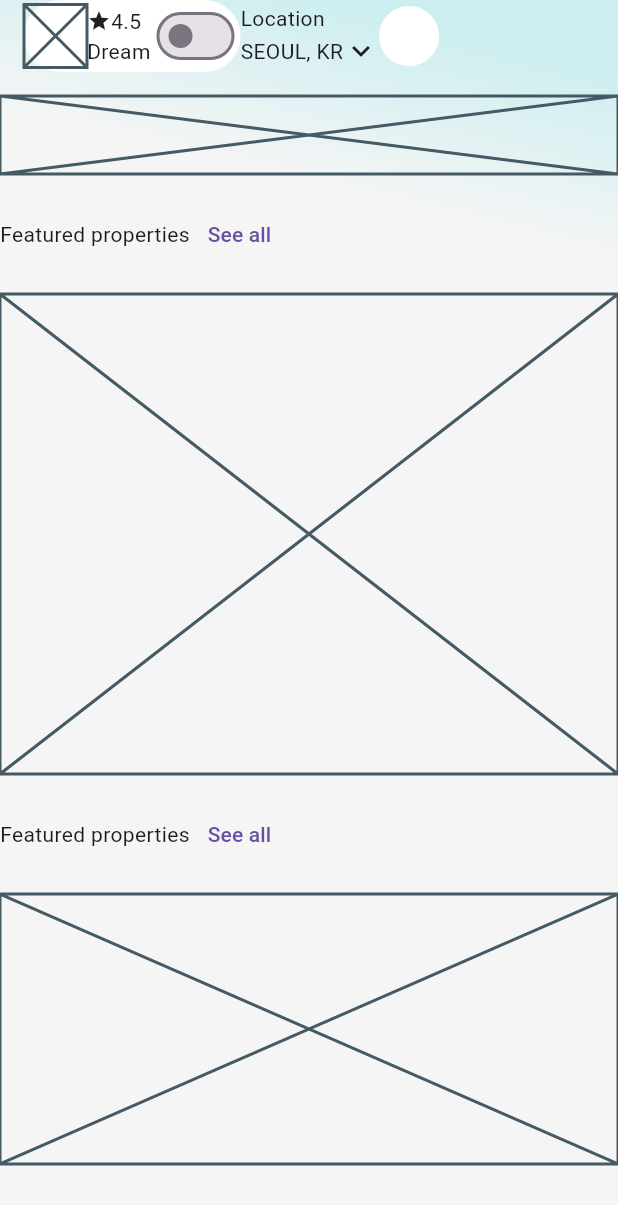
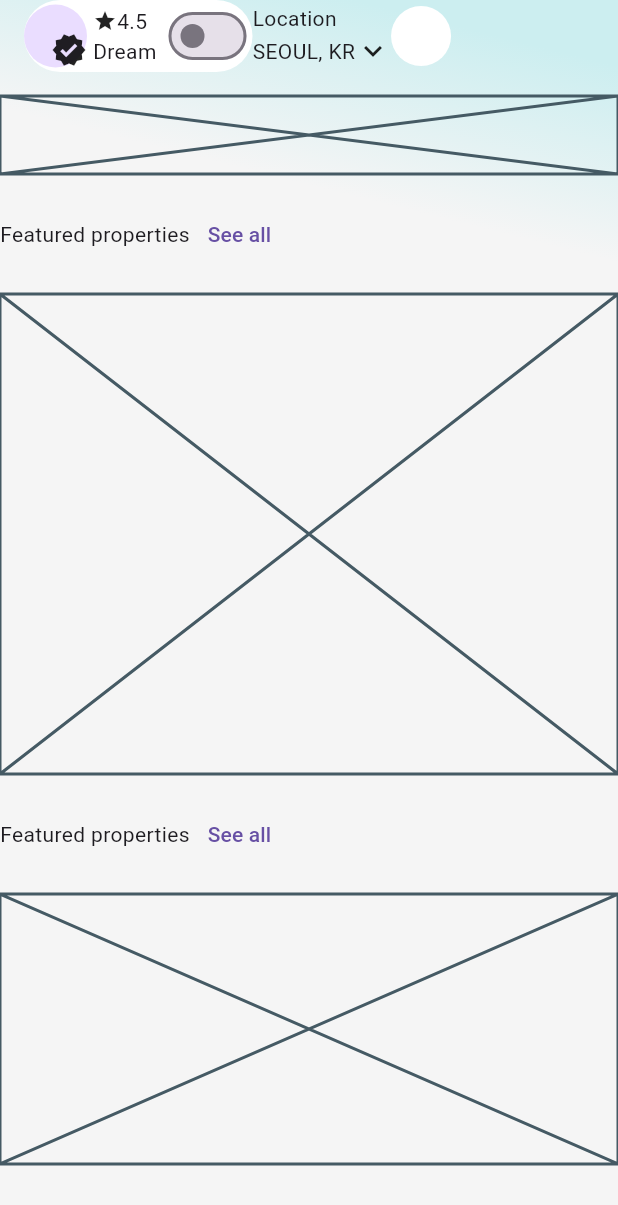
Before and after one commit to JAICHANGPARK/flutter_notebook_chapter_49, a Flutter app: the RealEstateHomePage screen opened directly, on a phone screen of 412 x 824 dp. Shown: the top 1205 px of the screen. Run offline on Flutter 3.47's test engine with Material 3 defaults, Android fonts, the phone set to English and light mode, and no system bars; our stand-ins replace dots_indicator, gap, google_fonts.

Commit message:
Update real_estate_home_page.dart

```diff
--- a/lib/ep2472_real_estate_app/ui/real_estate_home_page.dart
+++ b/lib/ep2472_real_estate_app/ui/real_estate_home_page.dart
@@ -47,11 +47,20 @@ class _RealEstateHomePageState extends State<RealEstateHomePage> {
                             color: Colors.white,
                           ),
                           child: Row(
+                            spacing: 4,
                             children: [
                               Container(
                                 height: 42,
                                 width: 42,
-                                child: Placeholder(),
+                                child: Stack(
+                                  children: [
+                                    CircleAvatar(radius: 24),
+                                    Positioned(
+                                        right: 0,
+                                        bottom: 0,
+                                        child: Icon(Icons.verified)),
+                                  ],
+                                ),
                               ),
                               Column(
                                 crossAxisAlignment: CrossAxisAlignment.start,
```
